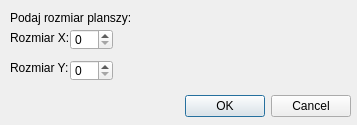
Old version of the form src/newboarddialog.ui in the repository ferinder/GameOfLife.
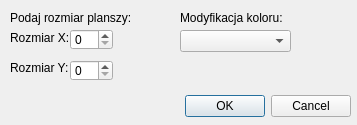
New version of the form.

```diff
--- a/src/newboarddialog.ui
+++ b/src/newboarddialog.ui
@@ -88,6 +88,29 @@
     </rect>
    </property>
   </widget>
+  <widget class="QComboBox" name="cBoxColorRule">
+   <property name="geometry">
+    <rect>
+     <x>180</x>
+     <y>30</y>
+     <width>111</width>
+     <height>22</height>
+    </rect>
+   </property>
+  </widget>
+  <widget class="QLabel" name="label_4">
+   <property name="geometry">
+    <rect>
+     <x>180</x>
+     <y>10</y>
+     <width>121</width>
+     <height>16</height>
+    </rect>
+   </property>
+   <property name="text">
+    <string>Modyfikacja koloru:</string>
+   </property>
+  </widget>
  </widget>
  <resources/>
  <connections>
```
